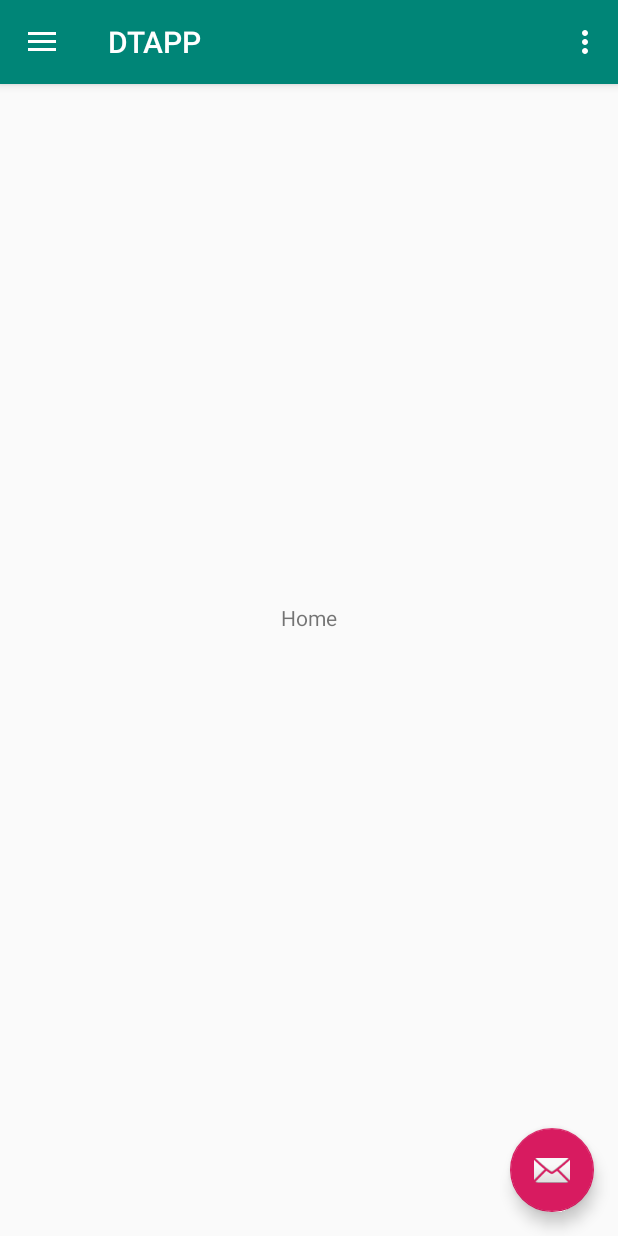
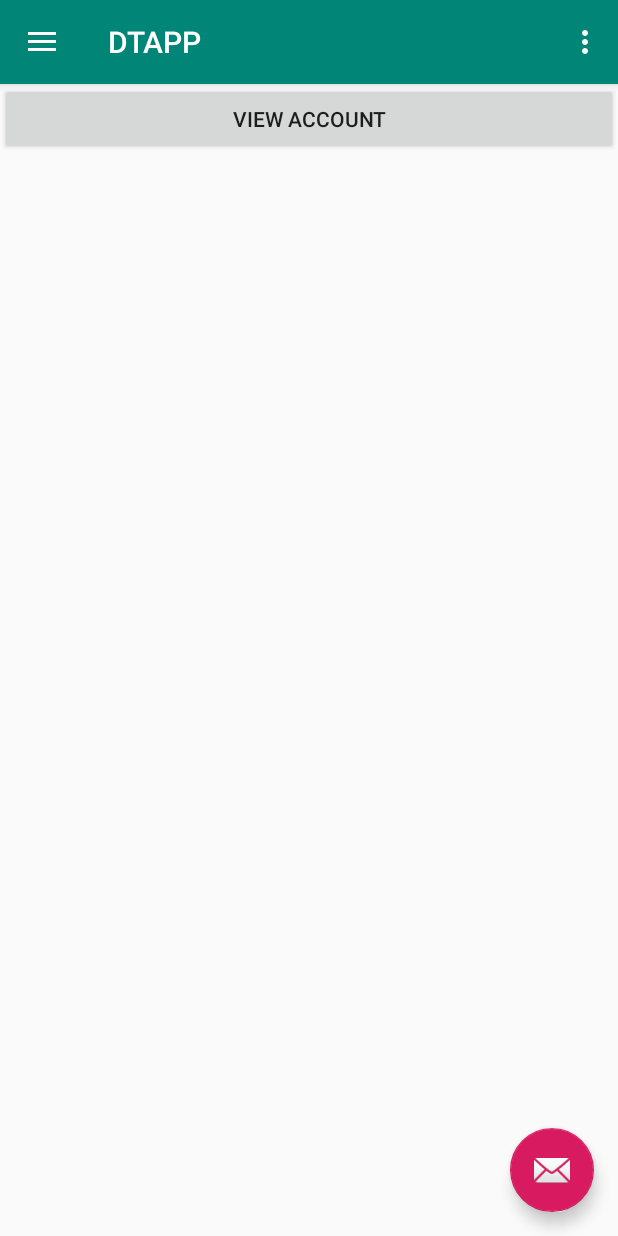
Before and after one commit to joisu/DTAPP, an Android app: the HomeActivity screen opened directly, with no data from a screen before it, in the side drawer, after a tap on "Settings", on a phone screen of 412 x 824 dp. Run offline under Robolectric (Android 15) with nearby library versions, the phone set to English and light mode, and no system bars.

Commit message:
settings activity added

```diff
--- a/app/src/main/java/com/example/joycehsu/dtapp/BaseActivity.java
+++ b/app/src/main/java/com/example/joycehsu/dtapp/BaseActivity.java
@@ -11,6 +11,7 @@ import android.support.v7.app.ActionBarDrawerToggle;
 import android.support.v7.app.AppCompatActivity;
 import android.support.v7.widget.Toolbar;
 import android.view.MenuItem;
+import android.widget.TextView;
 
 public class BaseActivity extends AppCompatActivity
         implements NavigationView.OnNavigationItemSelectedListener {
@@ -26,6 +27,7 @@ public class BaseActivity extends AppCompatActivity
         Toolbar toolbar = (Toolbar) findViewById(R.id.toolbar);
         setSupportActionBar(toolbar);
 
+
         fab = (FloatingActionButton) findViewById(R.id.fab);
         drawer = (DrawerLayout) findViewById(R.id.drawer_layout);
         ActionBarDrawerToggle toggle = new ActionBarDrawerToggle(
@@ -35,6 +37,18 @@ public class BaseActivity extends AppCompatActivity
 
         navigationView = (NavigationView) findViewById(R.id.nav_view);
         navigationView.setNavigationItemSelectedListener(this);
+
+//        TextView displayname = (TextView)findViewById(R.id.name);
+//
+//        Intent intent = getIntent();
+//        Bundle bundle = intent.getExtras();
+//
+//        if(bundle != null) {
+//            String username = (String)bundle.get("Username");
+//
+//            displayname.setText(username);
+//        }
+
     }
 
     @SuppressWarnings("StatementWithEmptyBody")
@@ -47,6 +61,8 @@ public class BaseActivity extends AppCompatActivity
             startAnimatedActivity(new Intent(getApplicationContext(), LearningActivity.class));
         }  else if (id == R.id.nav_review) {
             startAnimatedActivity(new Intent(getApplicationContext(), ReviewActivity.class));
+        } else if (id == R.id.nav_settings) {
+            startAnimatedActivity(new Intent(getApplicationContext(), SettingsActivity.class));
         }
 
         drawer = (DrawerLayout) findViewById(R.id.drawer_layout);
--- /dev/null
+++ b/app/src/main/java/com/example/joycehsu/dtapp/SettingsActivity.java
@@ -0,0 +1,70 @@
+package com.example.joycehsu.dtapp;
+
+import android.content.Context;
+import android.content.Intent;
+import android.os.Bundle;
+import android.support.annotation.NonNull;
+import android.support.design.widget.Snackbar;
+import android.view.LayoutInflater;
+import android.view.Menu;
+import android.view.MenuItem;
+import android.view.View;
+import android.widget.Button;
+
+import com.google.android.gms.auth.api.Auth;
+import com.google.android.gms.common.api.GoogleApiClient;
+import com.google.android.gms.common.api.ResultCallback;
+import com.google.android.gms.common.api.Status;
+
+public class SettingsActivity extends BaseActivity {
+
+
+    @Override
+    protected void onCreate(Bundle savedInstanceState) {
+        super.onCreate(savedInstanceState);
+        LayoutInflater inflater = (LayoutInflater) this.getSystemService(Context.LAYOUT_INFLATER_SERVICE);
+        //inflate your activity layout here!
+        View contentView = inflater.inflate(R.layout.activity_settings, null, false);
+        drawer.addView(contentView, 0);
+        navigationView.setCheckedItem(R.id.nav_settings);
+
+        final Button button = findViewById(R.id.view_account_button);
+        button.setOnClickListener(new View.OnClickListener() {
+            @Override
+            public void onClick(View v) {
+                Intent i = new Intent(getBaseContext(), LoginActivity.class);
+                startActivity(i);
+            }
+        });
+
+        fab.setOnClickListener(new View.OnClickListener() {
+            @Override
+            public void onClick(View view) {
+                Snackbar.make(view, "Hello Second Activity", Snackbar.LENGTH_LONG)
+                        .setAction("Action", null).show();
+            }
+        });
+    }
+
+    @Override
+    public boolean onCreateOptionsMenu(Menu menu) {
+        // Inflate the menu; this adds items to the action bar if it is present.
+        getMenuInflater().inflate(R.menu.menu_learning, menu);
+        return true;
+    }
+
+    @Override
+    public boolean onOptionsItemSelected(MenuItem item) {
+        // Handle action bar item clicks here. The action bar will
+        // automatically handle clicks on the Home/Up button, so long
+        // as you specify a parent activity in AndroidManifest.xml.
+        int id = item.getItemId();
+
+        //noinspection SimplifiableIfStatement
+        if (id == R.id.action_menu_learning) {
+            return true;
+        }
+
+        return super.onOptionsItemSelected(item);
+    }
+}
--- /dev/null
+++ b/app/src/main/res/layout/activity_settings.xml
@@ -0,0 +1,27 @@
+<?xml version="1.0" encoding="utf-8"?>
+<android.support.constraint.ConstraintLayout xmlns:android="http://schemas.android.com/apk/res/android"
+    xmlns:app="http://schemas.android.com/apk/res-auto"
+    xmlns:tools="http://schemas.android.com/tools"
+    android:layout_width="match_parent"
+    android:layout_height="match_parent"
+
+    tools:context="com.example.joycehsu.dtapp.SettingsActivity">
+
+    <LinearLayout
+        android:layout_width="match_parent"
+        android:layout_height="match_parent"
+        android:orientation="vertical"
+        app:layout_constraintBottom_toBottomOf="parent"
+        app:layout_constraintEnd_toEndOf="parent"
+        app:layout_constraintStart_toStartOf="parent"
+        app:layout_constraintTop_toTopOf="parent">
+
+        <Button
+            android:layout_marginTop="55dp"
+            android:id="@+id/view_account_button"
+            android:layout_width="match_parent"
+            android:layout_height="wrap_content"
+            android:text="View Account" />
+    </LinearLayout>
+
+</android.support.constraint.ConstraintLayout>
--- a/build.gradle
+++ b/build.gradle
@@ -8,6 +8,7 @@ buildscript {
     }
     dependencies {
         classpath 'com.android.tools.build:gradle:3.2.1'
+        classpath 'com.google.gms:google-services:4.1.0'
 
 
         // NOTE: Do not place your application dependencies here; they belong
```
Also changed, not shown: app/build.gradle (+7 -0 lines), app/src/main/AndroidManifest.xml (+8 -1 lines), app/src/main/java/com/example/joycehsu/dtapp/LoginActivity.java (added, +220 -0 lines), app/src/main/res/layout/activity_login.xml (added, +101 -0 lines), app/src/main/res/layout/nav_header_base.xml (+11 -1 lines), app/src/main/res/drawable/firebase_lockup_400.png (added), 1 other file.
